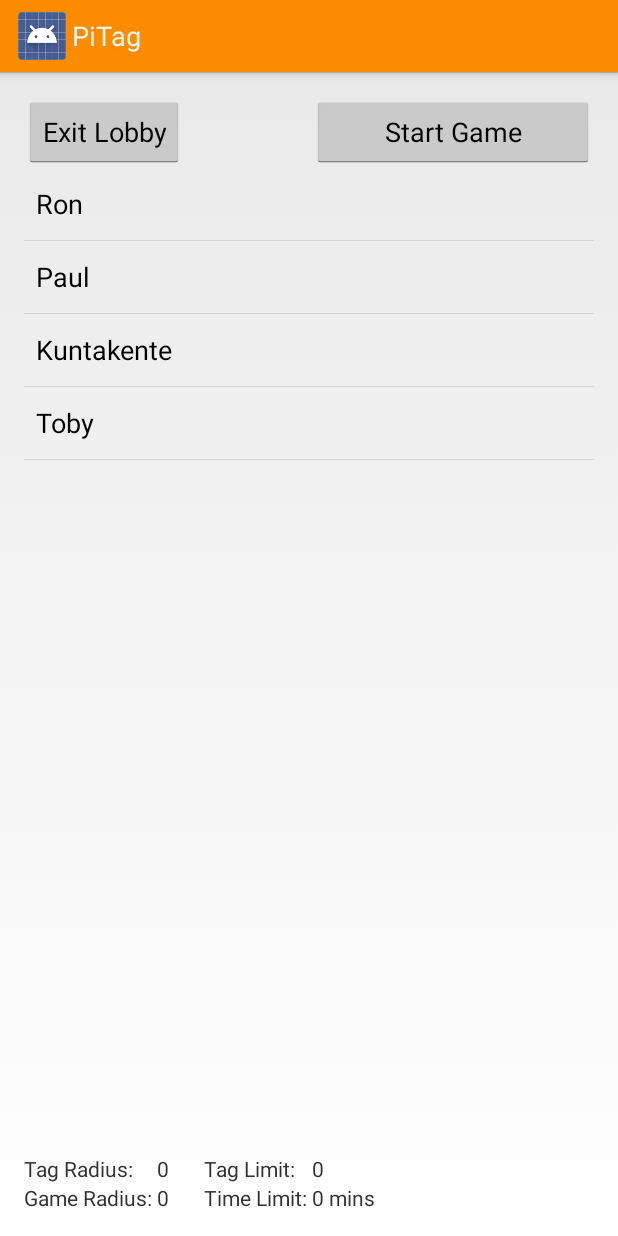
After one commit to ErreMalote/TagPi2, an Android app: the LobbyActivity screen opened directly, with no data from a screen before it, on a phone screen of 412 x 824 dp. The commit adds this screen. Run offline under Robolectric (Android 15) with nearby library versions, the phone set to English and light mode, and no system bars; 4 statements that could not run were skipped.

Commit message:
Another Update
ZzzzzZZ....

```diff
--- a/app/src/main/java/com/parse/tagteampi/Application.java
+++ b/app/src/main/java/com/parse/tagteampi/Application.java
@@ -33,6 +33,8 @@ public class Application extends android.app.Application {
     super.onCreate();
 
     //ParseObject.registerSubclass(AnywallPost.class);
+    ParseObject.registerSubclass(TagGame.class);
+    ParseObject.registerSubclass(ActiveUsers.class);
     Parse.initialize(this, getString(R.string.parseApp_ID),
             getString(R.string.parseClient_ID));//username: reynaldogonzalez8@hotmail.com, password: ParsePasswordUTATeamPi
 
--- a/app/src/main/java/com/parse/tagteampi/GameSettingsActivity.java
+++ b/app/src/main/java/com/parse/tagteampi/GameSettingsActivity.java
@@ -2,6 +2,7 @@ package com.parse.tagteampi;
 
 import android.app.Activity;
 import android.content.Intent;
+import android.location.Location;
 import android.os.Bundle;
 import android.view.Menu;
 import android.view.MenuItem;
@@ -16,7 +17,9 @@ import android.widget.Spinner;
 import android.widget.ArrayAdapter;
 import android.widget.Toast;
 
+import com.parse.Parse;
 import com.parse.ParseGeoPoint;
+import com.parse.ParseUser;
 
 import java.lang.String;
 
@@ -27,11 +30,13 @@ public class GameSettingsActivity extends Activity {
     private Spinner timeLimitSpinner;
     private RadioGroup tagLimitGroup;
     private Button apply;
+    private ParseGeoPoint point = new ParseGeoPoint();
     //integer values for various uses
     private int GAME_RADIUS = 300;
     private int TAG_RADIUS = 10;
     private int TAG_LIMIT = 0;
     private int MINUTES = 0;
+    //private String USER_NAME;
     private String PRINTED_MESSAGE;
     private int PICKER_RANGE = 50; //set for quick editing
     private String[] RADIUS_INTERVALS = new String[38];
@@ -43,6 +48,10 @@ public class GameSettingsActivity extends Activity {
         //TODO: connect user information with game settings as extras
         //USER_NAME = this.getIntent().getExtras().getString("Username");
         setContentView(R.layout.activity_create_game);
+
+        //Intent intent = getIntent();
+       // Location location = intent.getParcelableExtra(Application.INTENT_EXTRA_LOCATION);
+       // point = new ParseGeoPoint(location.getLatitude(), location.getLongitude());
 
         //Initialize the apply button, which currently pushes settings' values to the screen through Toast
         //TODO: Pass user info (user name, ID, etc.) through game settings to lobby activity through extra
@@ -57,7 +66,7 @@ public class GameSettingsActivity extends Activity {
                 Toast.makeText(GameSettingsActivity.this, PRINTED_MESSAGE, Toast.LENGTH_LONG).show();
 
                 //TODO: Create the lobby screen and activate the following code:
-                Intent toLobby = new Intent(GameSettingsActivity.this, MainLobbyActivity.class);
+                Intent toLobby = new Intent(GameSettingsActivity.this, LobbyActivity.class);
                 toLobby.putExtra("gameRadiousS", GAME_RADIUS);
                 toLobby.putExtra("TAG_RADIUS", TAG_RADIUS);
                 toLobby.putExtra("tagLimit", TAG_LIMIT);
@@ -67,9 +76,13 @@ public class GameSettingsActivity extends Activity {
                 tg.setRadious(GAME_RADIUS);
                 tg.setTagLimit(TAG_LIMIT);
                 tg.setTagRadious(TAG_RADIUS);
+                tg.setTime(MINUTES);
+                tg.setLocation(point);
+                tg.setUser(ParseUser.getCurrentUser().getUsername());
 
-
-
+                ActiveUsers au = new ActiveUsers();
+                au.setGameId(ParseUser.getCurrentUser().getObjectId());
+                au.setUserId(ParseUser.getCurrentUser().getUsername());
                 startActivity(toLobby);
 
             }
--- /dev/null
+++ b/app/src/main/java/com/parse/tagteampi/LobbyActivity.java
@@ -0,0 +1,130 @@
+
+package com.parse.tagteampi;
+
+import android.app.Activity;
+import android.app.ProgressDialog;
+import android.content.Intent;
+import android.os.Bundle;
+import android.os.Looper;
+import android.view.KeyEvent;
+import android.view.Menu;
+import android.view.MenuItem;
+import android.view.MenuItem.OnMenuItemClickListener;
+import android.view.View;
+import android.widget.ArrayAdapter;
+import android.widget.Button;
+import android.widget.ListView;
+import android.widget.TextView;
+import android.widget.Toast;
+
+import java.util.ArrayList;
+import java.util.Timer;
+import java.util.TimerTask;
+
+import static java.lang.System.exit;
+
+/**
+ * Lobby Screen
+ * Created on 11/20/2014
+ * Hello.
+ */
+public class LobbyActivity extends Activity {
+
+    private int GAME_RADIUS;
+    private int TAG_RADIUS;
+    private int TAG_LIMIT;
+    private int MINUTES;
+    private long USER_ID;
+    private boolean joinable;
+    private ArrayList<String> bogey;
+
+    Button gameStart;
+    Button gameLeave;
+    ListView players;
+    int timeCount = 0;
+
+    @Override
+    protected void onCreate(Bundle savedInstanceState) {
+        super.onCreate(savedInstanceState);
+        setContentView(R.layout.activity_lobby);
+        //retrieve all set values from the game settings screen and display rules to the player
+        GAME_RADIUS = this.getIntent().getExtras().getInt("GAME_RADIUS");
+        TAG_RADIUS = this.getIntent().getExtras().getInt("TAG_RADIUS");
+        TAG_LIMIT = this.getIntent().getExtras().getInt("TAG_LIMIT");
+        MINUTES = this.getIntent().getExtras().getInt("MINUTES");
+        //----------------------temp bogey array--------------------------//
+        bogey = new ArrayList<String>();
+        bogey.add("Ron");
+        bogey.add("Paul");
+        bogey.add("Kuntakente");
+        bogey.add("Toby");
+        //-----------------------------//
+        TextView gameRadius = (TextView) findViewById(R.id.gameRadius);
+        gameRadius.setText(String.valueOf(GAME_RADIUS));
+        TextView tagRadius = (TextView) findViewById(R.id.tagRadius);
+        TextView tagLimit = (TextView) findViewById(R.id.tagLimit);
+        TextView timeLimit = (TextView) findViewById(R.id.timeLimit);
+        tagRadius.setText(String.valueOf(TAG_RADIUS));
+        tagLimit.setText(String.valueOf(TAG_LIMIT));
+        timeLimit.setText(String.valueOf(MINUTES) + " mins");
+        //-----------Set up the ListView to populate by the AL-----------//
+        players = (ListView) findViewById(R.id.playerList);
+        ArrayAdapter<String> adapter = new ArrayAdapter<String>(
+                this,
+                android.R.layout.simple_list_item_1,
+                bogey
+        );
+        players.setAdapter(adapter);
+
+
+        gameLeave = (Button) findViewById(R.id.exitButton);
+        gameStart = (Button) findViewById(R.id.startButton);
+
+        gameStart.setOnClickListener(new View.OnClickListener() {
+            @Override
+            public void onClick(View v) {
+                Toast.makeText(LobbyActivity.this, "Coming soon(TM)!", Toast.LENGTH_SHORT).show();
+                //TODO: insert the check to count the current player count, configure Toast
+                //TODO: change PostActivity to GameActivity when ready
+            }
+        });
+
+        gameLeave.setOnClickListener(new View.OnClickListener() {
+            //TODO: make sure this button acts like the back button, or remove entirely
+            @Override
+            public void onClick(View v) {
+                //TODO: Change the destination class to the main screen
+                exit(0);
+            }
+        });
+
+        //If this section breaks the app, just comment it out.  Otherwise yay!
+        /*Looper.prepare();
+        //Having fun with timed intervals
+        int interval = 2000; //2000 milliseconds
+        Timer timer = new Timer();
+        timer.scheduleAtFixedRate(new TimerTask() {
+            public void run() {
+                Toast.makeText(LobbyActivity.this, "You've been here for " + String.valueOf(timeCount) + " seconds.", Toast.LENGTH_SHORT).show();
+                //java.lang.RuntimeException: Can't create handler inside thread that has not called Looper.prepare()
+            }
+        }, 0delay of zero, interval);
+    }
+
+
+
+    public boolean onCreateOptionsMenu(Menu menu) {
+        // Inflate the menu; this adds items to the action bar if it is present.
+        getMenuInflater().inflate(R.menu.main, menu);
+
+        menu.findItem(R.id.action_settings).setOnMenuItemClickListener(new OnMenuItemClickListener() {
+            public boolean onMenuItemClick(MenuItem item) {
+                startActivity(new Intent(LobbyActivity.this, SettingsActivity.class));
+                return true;
+            }
+        });
+        return true;
+    }
+*/
+    }
+}
--- a/app/src/main/java/com/parse/tagteampi/TagGame.java
+++ b/app/src/main/java/com/parse/tagteampi/TagGame.java
@@ -21,11 +21,11 @@ public class TagGame extends ParseObject {
         put("gameRadius", value);
     }
 
-    public ParseUser getUser() {
-        return getParseUser("host_user");
+    public String getUser() {
+        return getString("host_user");
     }
 
-    public void setUser(ParseUser value) {
+    public void setUser(String value) {
         put("host_user", value);
     }
 
--- /dev/null
+++ b/app/src/main/res/layout/activity_lobby.xml
@@ -0,0 +1,126 @@
+<?xml version="1.0" encoding="utf-8"?>
+<RelativeLayout xmlns:android="http://schemas.android.com/apk/res/android"
+    xmlns:tools="http://schemas.android.com/tools"
+    android:layout_width="match_parent"
+    android:layout_height="match_parent"
+    android:paddingBottom="@dimen/activity_vertical_margin"
+    android:paddingLeft="@dimen/activity_horizontal_margin"
+    android:paddingRight="@dimen/activity_horizontal_margin"
+    android:paddingTop="@dimen/activity_vertical_margin"
+    tools:context=".LobbyActivity">
+
+    <Button
+
+        android:layout_width="wrap_content"
+        android:layout_height="wrap_content"
+        android:text="@string/exit_lobby"
+        android:id="@+id/exitButton"
+        android:layout_alignParentTop="true"
+        android:layout_alignParentStart="true"
+        android:layout_alignParentLeft="true"/>
+
+    <Button
+        android:layout_width="wrap_content"
+        android:layout_height="wrap_content"
+        android:text="@string/start_game"
+        android:id="@+id/startButton"
+        android:layout_toEndOf="@+id/timeLimitText"
+        android:layout_alignParentTop="true"
+        android:layout_alignParentRight="true"
+        android:layout_alignParentEnd="true"
+        android:layout_toRightOf="@+id/timeLimitText" />
+
+    <TextView
+        android:layout_width="wrap_content"
+        android:layout_height="wrap_content"
+        android:text="Game Radius: "
+        android:layout_toEndOf="@+id/exitButton"
+        android:layout_toRightOf="@+id/exitButton"
+        android:id="@+id/gameRadiusText"
+        android:layout_alignParentBottom="true"
+        android:layout_alignParentStart="true"
+        android:layout_alignParentLeft="true"/>
+
+    <TextView
+        android:layout_width="wrap_content"
+        android:layout_height="wrap_content"
+        android:textAppearance="?android:attr/textAppearanceSmall"
+        android:text="300"
+        android:id="@+id/gameRadius"
+        android:layout_alignTop="@+id/gameRadiusText"
+        android:layout_toEndOf="@+id/gameRadiusText"
+        android:layout_toRightOf="@+id/gameRadiusText"/>
+
+    <TextView
+        android:layout_width="wrap_content"
+        android:layout_height="wrap_content"
+        android:textAppearance="?android:attr/textAppearanceSmall"
+        android:text="Tag Radius: "
+        android:id="@+id/tagRadiusText"
+        android:layout_above="@+id/gameRadiusText"
+        android:layout_alignParentStart="true"
+        android:layout_alignParentLeft="true"
+        />
+
+    <TextView
+        android:layout_width="wrap_content"
+        android:layout_height="wrap_content"
+        android:textAppearance="?android:attr/textAppearanceSmall"
+        android:text="10"
+        android:id="@+id/tagRadius"
+        android:layout_above="@+id/gameRadius"
+        android:layout_alignStart="@+id/gameRadius"
+        android:layout_alignLeft="@+id/gameRadius"/>
+
+    <TextView
+        android:layout_width="wrap_content"
+        android:layout_height="wrap_content"
+        android:textAppearance="?android:attr/textAppearanceSmall"
+        android:text="Tag Limit: "
+        android:id="@+id/tagLimitText"
+        android:layout_above="@+id/gameRadius"
+        android:layout_toEndOf="@+id/gameRadius"
+        android:layout_toRightOf="@+id/gameRadius"
+        android:layout_marginLeft="23dp"
+        />
+
+    <TextView
+        android:layout_width="wrap_content"
+        android:layout_height="wrap_content"
+        android:textAppearance="?android:attr/textAppearanceSmall"
+        android:text="Time Limit: "
+        android:id="@+id/timeLimitText"
+        android:layout_alignBottom="@+id/gameRadius"
+        android:layout_alignStart="@+id/tagLimitText"
+        android:layout_alignLeft="@+id/tagLimitText"/>
+
+    <TextView
+        android:layout_width="wrap_content"
+        android:layout_height="wrap_content"
+        android:textAppearance="?android:attr/textAppearanceSmall"
+        android:text="5"
+        android:id="@+id/tagLimit"
+        android:layout_above="@+id/timeLimitText"
+        android:layout_toEndOf="@+id/timeLimitText"
+        android:layout_toRightOf="@+id/timeLimitText"/>
+
+    <TextView
+        android:layout_width="wrap_content"
+        android:layout_height="wrap_content"
+        android:textAppearance="?android:attr/textAppearanceSmall"
+        android:text="240"
+        android:id="@+id/timeLimit"
+        android:layout_alignBottom="@+id/timeLimitText"
+        android:layout_toEndOf="@+id/timeLimitText"
+        android:layout_toRightOf="@+id/timeLimitText"/>
+
+    <ListView
+        android:layout_width="wrap_content"
+        android:layout_height="wrap_content"
+        android:id="@+id/playerList"
+        android:layout_centerHorizontal="true"
+        android:layout_below="@+id/exitButton"
+        android:layout_above="@+id/tagRadiusText" />
+
+
+</RelativeLayout>
--- a/app/src/main/res/values/strings.xml
+++ b/app/src/main/res/values/strings.xml
@@ -41,4 +41,8 @@
         <item>24 hours</item>
         <item>No Limit</item>
     </string-array>
+    <string name="game_lobby">Game Lobby</string>
+    <string name="exit_lobby">Exit Lobby</string>
+    <string name="title_activity_lobby">LobbyActivity</string>
+    <string name="start_game">Start Game</string>
 </resources>
```
Also changed, not shown: app/src/main/AndroidManifest.xml (+6 -6 lines), 45 other files.
